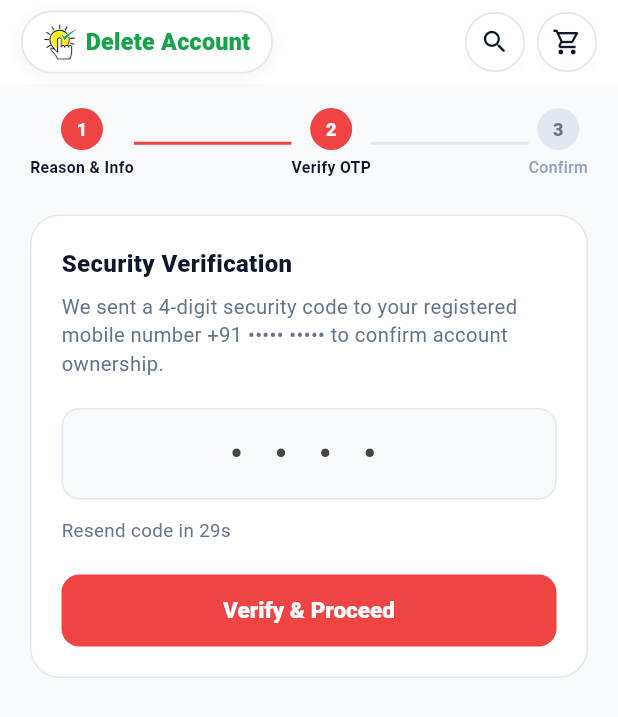
After one commit to Bharath09022002/righttouchcustomers, a Flutter app: the DeleteAccountScreen screen opened by its route, after a tap on "Request OTP to Continue", on a phone screen of 412 x 824 dp. The commit adds this screen. Shown: the top 717 px of the screen. Run offline on Flutter 3.47's test engine with Material 3 defaults, Android fonts, the phone set to English and light mode, and no system bars; our stand-ins replace cached_network_image, dio, flutter_map, flutter_riverpod, flutter_secure_storage, geolocator and 7 more; accounts and stored records are empty; network calls fail.

Commit message:
feat(profile): move delete account to AccountSettings with multi-step explanation, OTP, and confirmation

```diff
--- a/lib/core/router/app_router.dart
+++ b/lib/core/router/app_router.dart
@@ -28,6 +28,7 @@ import '../../presentation/screens/profile/edit_profile_screen.dart';
 import '../../presentation/screens/profile/account_settings_screen.dart';
 import '../../presentation/screens/profile/support_legal_screen.dart';
 import '../../presentation/screens/profile/warranty_info_screen.dart';
+import '../../presentation/screens/profile/delete_account_screen.dart';
 import '../../presentation/screens/products/products_screen.dart';
 import '../../presentation/screens/products/product_detail_screen.dart';
 import '../../presentation/screens/services/services_screen.dart';
@@ -131,6 +132,7 @@ final routerProvider = Provider<GoRouter>((ref) {
       GoRoute(path: '/account-settings', builder: (_, __) => const AccountSettingsScreen()),
       GoRoute(path: '/support-legal', builder: (_, __) => const SupportLegalScreen()),
       GoRoute(path: '/warranty-info', builder: (_, __) => const WarrantyInfoScreen()),
+      GoRoute(path: '/delete-account', builder: (_, __) => const DeleteAccountScreen()),
     ],
   );
 });
--- a/lib/presentation/screens/profile/account_settings_screen.dart
+++ b/lib/presentation/screens/profile/account_settings_screen.dart
@@ -55,6 +55,20 @@ class AccountSettingsScreen extends ConsumerWidget {
                 onTap: () => context.push('/edit-profile'),
               ),
             ],
+          ),
+          const SizedBox(height: 28),
+          Center(
+            child: TextButton(
+              onPressed: () => context.push('/delete-account'),
+              child: const Text(
+                'Delete Account',
+                style: TextStyle(
+                  color: Color(0xFFEF4444),
+                  fontSize: 13,
+                  fontWeight: FontWeight.w600,
+                ),
+              ),
+            ),
           ),
         ],
       ),
--- /dev/null
+++ b/lib/presentation/screens/profile/delete_account_screen.dart
@@ -0,0 +1,431 @@
+import 'dart:async';
+import 'package:flutter/material.dart';
+import 'package:flutter/services.dart';
+import 'package:flutter_riverpod/flutter_riverpod.dart';
+import 'package:go_router/go_router.dart';
+import '../../../core/theme/app_colors.dart';
+import '../../../core/ui/app_feedback.dart';
+import '../../providers/providers.dart';
+import '../../widgets/right_touch_header.dart';
+
+class DeleteAccountScreen extends ConsumerStatefulWidget {
+  const DeleteAccountScreen({super.key});
+
+  @override
+  ConsumerState<DeleteAccountScreen> createState() => _DeleteAccountScreenState();
+}
+
+class _DeleteAccountScreenState extends ConsumerState<DeleteAccountScreen> {
+  int _currentStep = 1; // 1: Explanation, 2: OTP, 3: Confirmation
+  bool _busy = false;
+
+  // Step 2 state
+  final _otpController = TextEditingController();
+  int _resendCountdown = 30;
+  Timer? _timer;
+
+  // Step 3 state
+  final _confirmationController = TextEditingController();
+  bool _acknowledged = false;
+
+  @override
+  void dispose() {
+    _timer?.cancel();
+    _otpController.dispose();
+    _confirmationController.dispose();
+    super.dispose();
+  }
+
+  void _startResendTimer() {
+    _timer?.cancel();
+    setState(() => _resendCountdown = 30);
+    _timer = Timer.periodic(const Duration(seconds: 1), (t) {
+      if (!mounted) {
+        t.cancel();
+        return;
+      }
+      if (_resendCountdown > 0) {
+        setState(() => _resendCountdown--);
+      } else {
+        t.cancel();
+      }
+    });
+  }
+
+  void _requestOtp() {
+    HapticFeedback.lightImpact();
+    setState(() => _currentStep = 2);
+    _startResendTimer();
+  }
+
+  void _verifyOtpAndProceed() {
+    final otp = _otpController.text.trim();
+    if (otp.length < 4) {
+      showError(context, title: 'Invalid OTP', message: 'Please enter the 4-digit code sent to your phone.');
+      return;
+    }
+    _timer?.cancel();
+    HapticFeedback.lightImpact();
+    setState(() => _currentStep = 3);
+  }
+
+  Future<void> _executeAccountDeletion() async {
+    if (_confirmationController.text.trim() != 'DELETE' || !_acknowledged) {
+      return;
+    }
+
+    setState(() => _busy = true);
+    HapticFeedback.heavyImpact();
+
+    try {
+      await ref.read(authRepoProvider).deleteAccount();
+    } catch (_) {
+      // Backend may fail or user may be offline; proceed with local teardown
+    }
+
+    try {
+      await ref.read(tokenStorageProvider).clear();
+    } catch (_) {}
+
+    await ref.read(authProvider.notifier).logout();
+
+    if (mounted) {
+      setState(() => _busy = false);
+      context.go('/login');
+    }
+  }
+
+  String _maskedPhone(String? raw) {
+    if (raw == null || raw.isEmpty) return '+91 ••••• •••••';
+    final digits = raw.replaceAll(RegExp(r'\D'), '');
+    if (digits.length >= 10) {
+      final last4 = digits.substring(digits.length - 4);
+      return '+91 ••••• •$last4';
+    }
+    return raw;
+  }
+
+  @override
+  Widget build(BuildContext context) {
+    final isDark = Theme.of(context).brightness == Brightness.dark;
+    final auth = ref.watch(authProvider);
+    final phone = auth.user?.mobile ?? auth.mobile ?? '';
+
+    return Scaffold(
+      backgroundColor: isDark ? const Color(0xFF0F172A) : const Color(0xFFF8FAFC),
+      appBar: const RightTouchTopAppBar(title: 'Delete Account'),
+      body: SafeArea(
+        child: ListView(
+          padding: const EdgeInsets.fromLTRB(20, 16, 20, 32),
+          children: [
+            // Progress Indicator (Step 1, 2, 3)
+            _buildStepIndicator(isDark: isDark),
+
+            const SizedBox(height: 24),
+
+            if (_currentStep == 1)
+              _buildStep1Explanation(isDark: isDark)
+            else if (_currentStep == 2)
+              _buildStep2Otp(isDark: isDark, phone: phone)
+            else
+              _buildStep3Confirmation(isDark: isDark),
+          ],
+        ),
+      ),
+    );
+  }
+
+  Widget _buildStepIndicator({required bool isDark}) {
+    return Row(
+      children: [
+        _buildStepDot(1, 'Reason & Info', _currentStep >= 1, isDark: isDark),
+        Expanded(child: Container(height: 2, color: _currentStep >= 2 ? AppColors.danger : const Color(0xFFE2E8F0))),
+        _buildStepDot(2, 'Verify OTP', _currentStep >= 2, isDark: isDark),
+        Expanded(child: Container(height: 2, color: _currentStep >= 3 ? AppColors.danger : const Color(0xFFE2E8F0))),
+        _buildStepDot(3, 'Confirm', _currentStep >= 3, isDark: isDark),
+      ],
+    );
+  }
+
+  Widget _buildStepDot(int step, String label, bool active, {required bool isDark}) {
+    return Column(
+      mainAxisSize: MainAxisSize.min,
+      children: [
+        Container(
+          width: 28,
+          height: 28,
+          decoration: BoxDecoration(
+            color: active ? AppColors.danger : (isDark ? const Color(0xFF334155) : const Color(0xFFE2E8F0)),
+            shape: BoxShape.circle,
+          ),
+          child: Center(
+            child: Text(
+              '$step',
+              style: TextStyle(
+                color: active ? Colors.white : const Color(0xFF64748B),
+                fontSize: 12,
+                fontWeight: FontWeight.w800,
+              ),
+            ),
+          ),
+        ),
+        const SizedBox(height: 4),
+        Text(
+          label,
+          style: TextStyle(
+            fontSize: 10.5,
+            fontWeight: active ? FontWeight.w700 : FontWeight.w500,
+            color: active ? (isDark ? Colors.white : const Color(0xFF0F172A)) : const Color(0xFF94A3B8),
+          ),
+        ),
+      ],
+    );
+  }
+
+  Widget _buildStep1Explanation({required bool isDark}) {
+    return Container(
+      padding: const EdgeInsets.all(20),
+      decoration: BoxDecoration(
+        color: isDark ? const Color(0xFF1E293B) : Colors.white,
+        borderRadius: BorderRadius.circular(20),
+        border: Border.all(color: const Color(0xFFFCA5A5), width: 1.2),
+      ),
+      child: Column(
+        crossAxisAlignment: CrossAxisAlignment.start,
+        children: [
+          Row(
+            children: const [
+              Icon(Icons.warning_amber_rounded, color: AppColors.danger, size: 28),
+              SizedBox(width: 10),
+              Expanded(
+                child: Text(
+                  'Permanent Account Deletion',
+                  style: TextStyle(
+                    fontSize: 16,
+                    fontWeight: FontWeight.w800,
+                    color: AppColors.danger,
+                  ),
+                ),
+              ),
+            ],
+          ),
+          const SizedBox(height: 14),
+          Text(
+            'Deleting your RightTouch account will permanently remove all your account information and records:',
+            style: TextStyle(
+              fontSize: 13.5,
+              height: 1.4,
+              color: isDark ? const Color(0xFFCBD5E1) : const Color(0xFF475569),
+            ),
+          ),
+          const SizedBox(height: 14),
+          _buildBullet('All past booking records, invoices, and service history will be permanently deleted.'),
+          _buildBullet('All active doorstep warranties and service guarantee claims will be cancelled.'),
+          _buildBullet('Saved addresses, coupons, and customer rewards will be permanently forfeited.'),
+          _buildBullet('This action cannot be undone. You will need to create a new account to book services again.'),
+          const SizedBox(height: 24),
+          SizedBox(
+            width: double.infinity,
+            child: ElevatedButton(
+              style: ElevatedButton.styleFrom(
+                backgroundColor: AppColors.danger,
+                foregroundColor: Colors.white,
+                shape: RoundedRectangleBorder(borderRadius: BorderRadius.circular(12)),
+                padding: const EdgeInsets.symmetric(vertical: 14),
+                elevation: 0,
+              ),
+              onPressed: _requestOtp,
+              child: const Text(
+                'Request OTP to Continue',
+                style: TextStyle(fontWeight: FontWeight.w800, fontSize: 15),
+              ),
+            ),
+          ),
+        ],
+      ),
+    );
+  }
+
+  Widget _buildBullet(String text) {
+    return Padding(
+      padding: const EdgeInsets.only(bottom: 10),
+      child: Row(
+        crossAxisAlignment: CrossAxisAlignment.start,
+        children: [
+          const Padding(
+            padding: EdgeInsets.only(top: 4),
+            child: Icon(Icons.circle, size: 6, color: AppColors.danger),
+          ),
+          const SizedBox(width: 10),
+          Expanded(
+            child: Text(
+              text,
+              style: const TextStyle(fontSize: 13, color: Color(0xFF64748B), height: 1.4),
+            ),
+          ),
+        ],
+      ),
+    );
+  }
+
+  Widget _buildStep2Otp({required bool isDark, required String phone}) {
+    return Container(
+      padding: const EdgeInsets.all(20),
+      decoration: BoxDecoration(
+        color: isDark ? const Color(0xFF1E293B) : Colors.white,
+        borderRadius: BorderRadius.circular(20),
+        border: Border.all(color: const Color(0xFFE2E8F0)),
+      ),
+      child: Column(
+        crossAxisAlignment: CrossAxisAlignment.start,
+        children: [
+          const Text(
+            'Security Verification',
+            style: TextStyle(fontSize: 16, fontWeight: FontWeight.w800, color: Color(0xFF0F172A)),
+          ),
+          const SizedBox(height: 8),
+          Text(
+            'We sent a 4-digit security code to your registered mobile number ${_maskedPhone(phone)} to confirm account ownership.',
+            style: const TextStyle(fontSize: 13.5, color: Color(0xFF64748B), height: 1.4),
+          ),
+          const SizedBox(height: 20),
+          TextField(
+            controller: _otpController,
+            keyboardType: TextInputType.number,
+            maxLength: 4,
+            textAlign: TextAlign.center,
+            style: const TextStyle(fontSize: 22, fontWeight: FontWeight.w800, letterSpacing: 8),
+            decoration: InputDecoration(
+              counterText: '',
+              hintText: '• • • •',
+              hintStyle: const TextStyle(letterSpacing: 8),
+              border: OutlineInputBorder(borderRadius: BorderRadius.circular(12)),
+              filled: true,
+              fillColor: const Color(0xFFF8FAFC),
+            ),
+          ),
+          const SizedBox(height: 12),
+          Row(
+            mainAxisAlignment: MainAxisAlignment.spaceBetween,
+            children: [
+              Text(
+                _resendCountdown > 0 ? 'Resend code in ${_resendCountdown}s' : 'Didn\'t get code?',
+                style: const TextStyle(fontSize: 12.5, color: Color(0xFF64748B)),
+              ),
+              if (_resendCountdown == 0)
+                TextButton(
+                  onPressed: _startResendTimer,
+                  child: const Text('Resend OTP', style: TextStyle(fontWeight: FontWeight.w700)),
+                ),
+            ],
+          ),
+          const SizedBox(height: 20),
+          SizedBox(
+            width: double.infinity,
+            child: ElevatedButton(
+              style: ElevatedButton.styleFrom(
+                backgroundColor: AppColors.danger,
+                foregroundColor: Colors.white,
+                shape: RoundedRectangleBorder(borderRadius: BorderRadius.circular(12)),
+                padding: const EdgeInsets.symmetric(vertical: 14),
+                elevation: 0,
+              ),
+              onPressed: _verifyOtpAndProceed,
+              child: const Text(
+                'Verify & Proceed',
+                style: TextStyle(fontWeight: FontWeight.w800, fontSize: 15),
+              ),
+            ),
+          ),
+        ],
+      ),
+    );
+  }
+
+  Widget _buildStep3Confirmation({required bool isDark}) {
+    final canDelete = _confirmationController.text.trim() == 'DELETE' && _acknowledged && !_busy;
+
+    return Container(
+      padding: const EdgeInsets.all(20),
+      decoration: BoxDecoration(
+        color: isDark ? const Color(0xFF1E293B) : Colors.white,
+        borderRadius: BorderRadius.circular(20),
+        border: Border.all(color: const Color(0xFFFCA5A5), width: 1.2),
+      ),
+      child: Column(
+        crossAxisAlignment: CrossAxisAlignment.start,
+        children: [
+          const Text(
+            'Final Confirmation',
+            style: TextStyle(fontSize: 16, fontWeight: FontWeight.w800, color: AppColors.danger),
+          ),
+          const SizedBox(height: 8),
+          const Text(
+            'To confirm, please type "DELETE" in capital letters below:',
+            style: TextStyle(fontSize: 13.5, color: Color(0xFF475569)),
+          ),
+          const SizedBox(height: 14),
+          TextField(
+            controller: _confirmationController,
+            autocorrect: false,
+            textCapitalization: TextCapitalization.characters,
+            onChanged: (_) => setState(() {}),
+            decoration: InputDecoration(
+              hintText: 'Type DELETE',
+              border: OutlineInputBorder(borderRadius: BorderRadius.circular(12)),
+              filled: true,
+              fillColor: const Color(0xFFF8FAFC),
+            ),
+          ),
+          const SizedBox(height: 16),
+          InkWell(
+            onTap: () => setState(() => _acknowledged = !_acknowledged),
+            child: Row(
+              crossAxisAlignment: CrossAxisAlignment.start,
+              children: [
+                Checkbox(
+                  value: _acknowledged,
+                  activeColor: AppColors.danger,
+                  onChanged: (v) => setState(() => _acknowledged = v ?? false),
+                ),
+                const Expanded(
+                  child: Padding(
+                    padding: EdgeInsets.only(top: 10),
+                    child: Text(
+                      'I understand that this action is irreversible and all my RightTouch data will be permanently erased.',
+                      style: TextStyle(fontSize: 12.5, color: Color(0xFF475569)),
+                    ),
+                  ),
+                ),
+              ],
+            ),
+          ),
+          const SizedBox(height: 24),
+          SizedBox(
+            width: double.infinity,
+            child: ElevatedButton(
+              style: ElevatedButton.styleFrom(
+                backgroundColor: canDelete ? AppColors.danger : const Color(0xFFCBD5E1),
+                foregroundColor: Colors.white,
+                shape: RoundedRectangleBorder(borderRadius: BorderRadius.circular(12)),
+                padding: const EdgeInsets.symmetric(vertical: 14),
+                elevation: 0,
+              ),
+              onPressed: canDelete ? _executeAccountDeletion : null,
+              child: _busy
+                  ? const SizedBox(
+                      width: 20,
+                      height: 20,
+                      child: CircularProgressIndicator(color: Colors.white, strokeWidth: 2),
+                    )
+                  : const Text(
+                      'Permanently Delete Account',
+                      style: TextStyle(fontWeight: FontWeight.w800, fontSize: 15),
+                    ),
+            ),
+          ),
+        ],
+      ),
+    );
+  }
+}
```
Also changed, not shown: lib/presentation/screens/profile/profile_screen.dart (+0 -95 lines), 1 other file.
